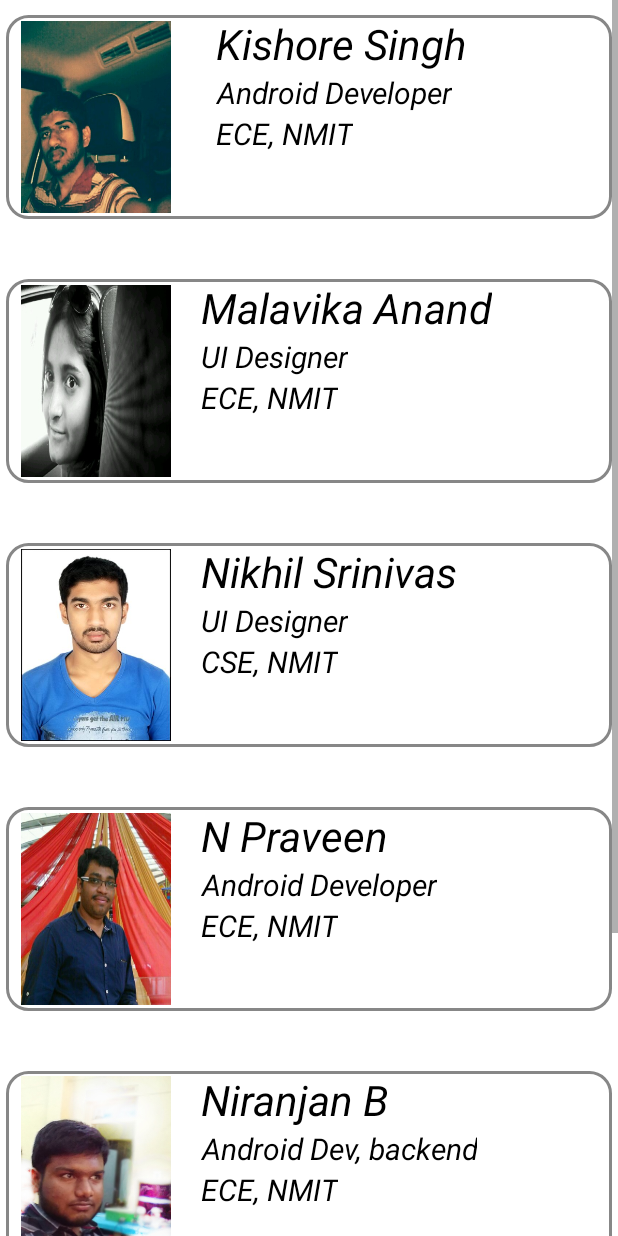
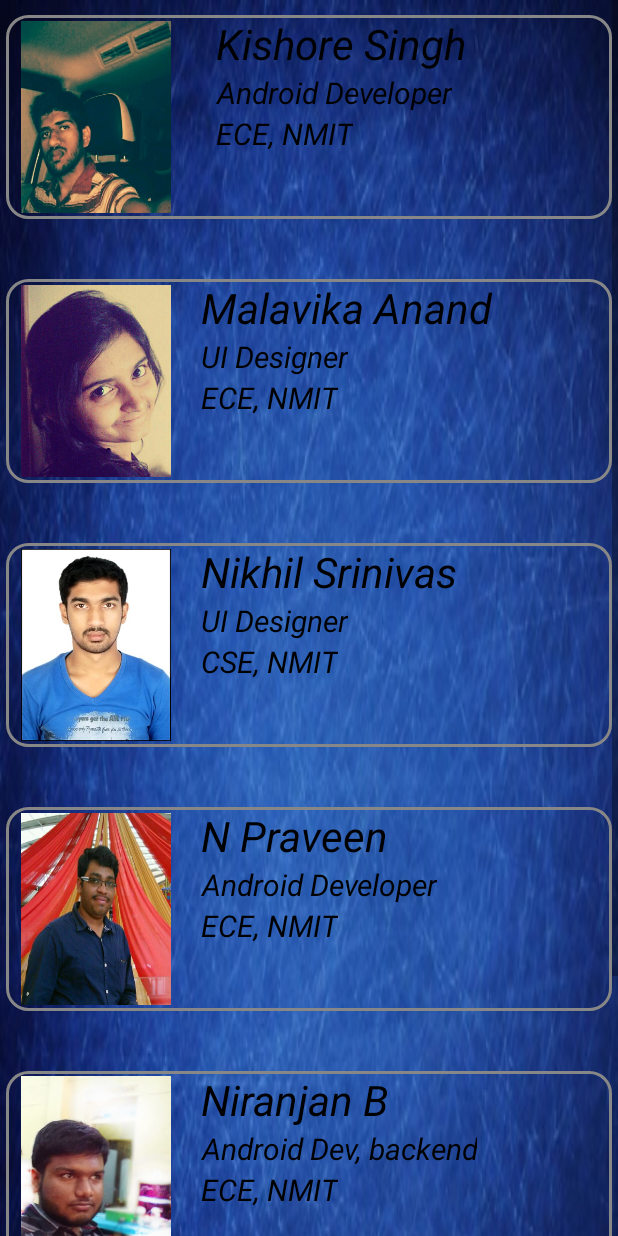
Before and after one commit to Niranjan-B/anaadyanta-2k16, an Android app: the fragment DevsFragment placed in its activity, on a phone screen of 412 x 824 dp. Run offline under Robolectric (Android 15) with nearby library versions, the phone set to English and light mode, and no system bars; our stand-ins replace Shimmer; libraries missing offline, so code that uses them is left out: cn.trinea.android, com.github.florent37.materialviewpager, com.mxn.soul, com.onesignal, com.romainpiel.shimmer and 1 more; plain views replace FlowingView, LeftDrawerLayout, ShimmerTextView; 33 statements that could not run were skipped.

Commit message:
removed github link and modified dev fragment.

```diff
--- a/app/build.gradle
+++ b/app/build.gradle
@@ -8,8 +8,8 @@ android {
         applicationId "org.anaadyanta.anaadyanta2k16"
         minSdkVersion 15
         targetSdkVersion 23
-        versionCode 1
-        versionName "1.0"
+        versionCode 2
+        versionName "2.0"
         manifestPlaceholders = [manifestApplicationId          : "${applicationId}",
                                 onesignal_app_id               : "61c944ae-a030-4287-8c8e-4668372042f6",
                                 onesignal_google_project_number: "10635169321"]
--- a/app/src/main/java/org/anaadyanta/anaadyanta2k16/fragments/DevsFragment.java
+++ b/app/src/main/java/org/anaadyanta/anaadyanta2k16/fragments/DevsFragment.java
@@ -22,9 +22,6 @@ import org.anaadyanta.anaadyanta2k16.R;
  */
 public class DevsFragment extends Fragment {
 
-    TextView githubTextLink;
-
-
     public DevsFragment() {
         // Required empty public constructor
     }
@@ -40,8 +37,6 @@ public class DevsFragment extends Fragment {
         }
         View view=inflater.inflate(R.layout.fragment_devs, container, false);
         Shimmer shimmer;
-
-        githubTextLink = (TextView) view.findViewById(R.id.githubTextHolder);
 
         ShimmerTextView text=(ShimmerTextView)view.findViewById(R.id.prav);
         ShimmerTextView text1=(ShimmerTextView)view.findViewById(R.id.mallu);
@@ -84,14 +79,6 @@ public class DevsFragment extends Fragment {
         TiltEffectAttacher.attach(view.findViewById(R.id.textView731));
         TiltEffectAttacher.attach(view.findViewById(R.id.textView741));
 
-        githubTextLink.setOnClickListener(new View.OnClickListener() {
-            @Override
-            public void onClick(View v) {
-                Intent githubIntent = new Intent(Intent.ACTION_VIEW, Uri.parse("https://github.com/Niranjan-B/anaadyanta-2k16/"));
-                startActivity(githubIntent);
-            }
-        });
-
         return view;
     }
 
--- a/app/src/main/res/layout/fragment_devs.xml
+++ b/app/src/main/res/layout/fragment_devs.xml
@@ -14,7 +14,7 @@
         <RelativeLayout
             android:layout_width="match_parent"
             android:layout_height="wrap_content"
-            android:background="#ffffff">
+            android:background="@mipmap/background">
 
             <RelativeLayout
                 android:id="@+id/relativeLayout9"
@@ -406,25 +406,6 @@
                     android:src="@mipmap/nitte" />
             </RelativeLayout>
 
-
-        <LinearLayout
-            android:layout_width="match_parent"
-            android:layout_height="wrap_content"
-            android:layout_below="@+id/re"
-            android:orientation="vertical">
-
-            <TextView
-                android:layout_width="match_parent"
-                android:layout_height="match_parent"
-                android:text="@string/github"
-                android:id="@+id/githubTextHolder"
-                android:gravity="center"
-                android:textColor="#ffffff"
-                android:padding="10dp"
-                android:textSize="20sp"/>
-
-        </LinearLayout>
-
         </RelativeLayout>
 
 
--- a/app/src/main/res/values/strings.xml
+++ b/app/src/main/res/values/strings.xml
@@ -68,7 +68,4 @@
         <item>Poster Presentation</item>
         <item>Draft it Out</item>
     </string-array>
-    <string name="github"><a href="https://github.com/Niranjan-B/anaadyanta-2k16/">Hosted with ❤ by Github.</a></string>
-
-
 </resources>
```
Also changed, not shown: app/src/main/res/mipmap-xhdpi/mallu.jpg, app/src/main/res/mipmap-xhdpi/ninja.jpg (deleted).
